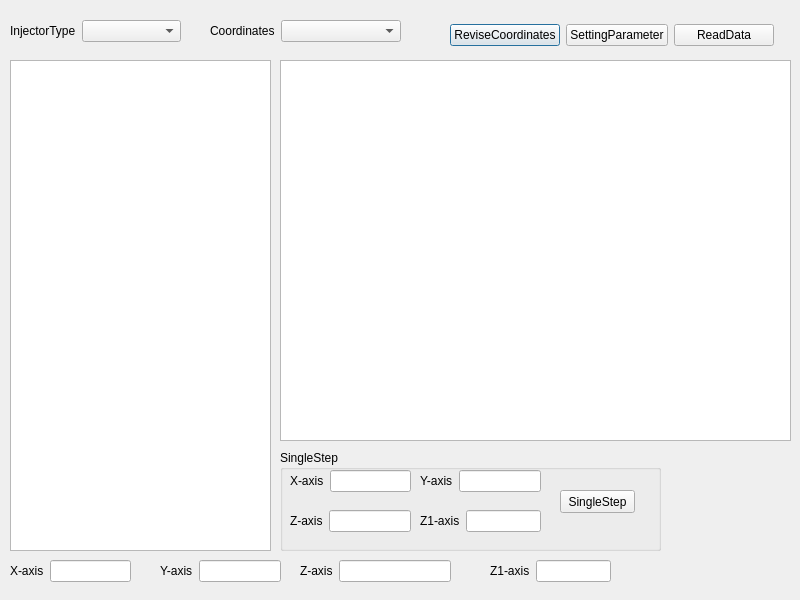
Old version of the form revisedialog.ui in the repository zjw939057120/qt.
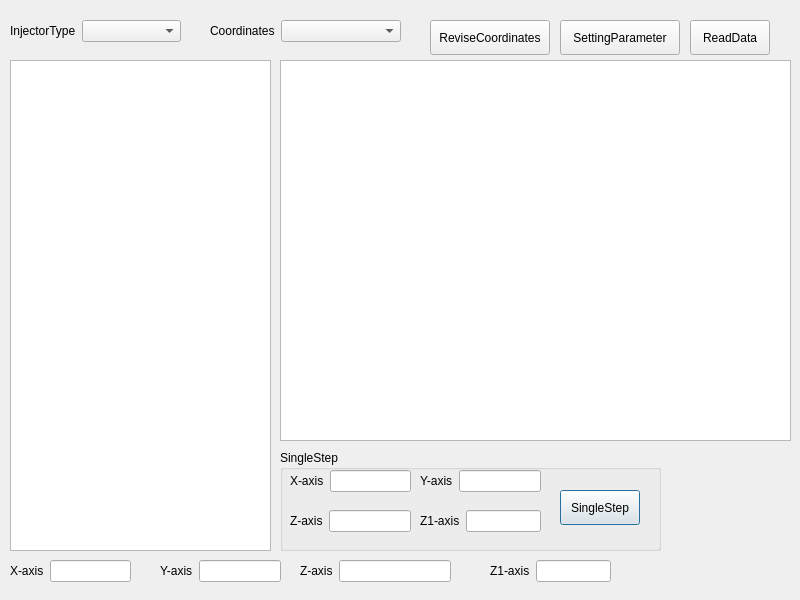
New version of the form.

What changed in the file:
```diff
--- a/revisedialog.ui
+++ b/revisedialog.ui
@@ -57,39 +57,6 @@
     </item>
    </layout>
   </widget>
-  <widget class="QWidget" name="horizontalLayoutWidget">
-   <property name="geometry">
-    <rect>
-     <x>450</x>
-     <y>20</y>
-     <width>324</width>
-     <height>31</height>
-    </rect>
-   </property>
-   <layout class="QHBoxLayout" name="horizontalLayout">
-    <item>
-     <widget class="QPushButton" name="pushButton_ReviseCoordinates">
-      <property name="text">
-       <string>ReviseCoordinates</string>
-      </property>
-     </widget>
-    </item>
-    <item>
-     <widget class="QPushButton" name="pushButton_SettingParameter">
-      <property name="text">
-       <string>SettingParameter</string>
-      </property>
-     </widget>
-    </item>
-    <item>
-     <widget class="QPushButton" name="pushButton_ReadData">
-      <property name="text">
-       <string>ReadData</string>
-      </property>
-     </widget>
-    </item>
-   </layout>
-  </widget>
   <widget class="QTableWidget" name="tableWidget_Parameter">
    <property name="geometry">
     <rect>
@@ -259,8 +226,8 @@
      <rect>
       <x>280</x>
       <y>40</y>
-      <width>75</width>
-      <height>23</height>
+      <width>80</width>
+      <height>35</height>
      </rect>
     </property>
     <property name="text">
@@ -312,6 +279,45 @@
     </layout>
    </widget>
   </widget>
+  <widget class="QPushButton" name="pushButton_ReadData">
+   <property name="geometry">
+    <rect>
+     <x>690</x>
+     <y>20</y>
+     <width>80</width>
+     <height>35</height>
+    </rect>
+   </property>
+   <property name="text">
+    <string>ReadData</string>
+   </property>
+  </widget>
+  <widget class="QPushButton" name="pushButton_SettingParameter">
+   <property name="geometry">
+    <rect>
+     <x>560</x>
+     <y>20</y>
+     <width>120</width>
+     <height>35</height>
+    </rect>
+   </property>
+   <property name="text">
+    <string>SettingParameter</string>
+   </property>
+  </widget>
+  <widget class="QPushButton" name="pushButton_ReviseCoordinates">
+   <property name="geometry">
+    <rect>
+     <x>430</x>
+     <y>20</y>
+     <width>120</width>
+     <height>35</height>
+    </rect>
+   </property>
+   <property name="text">
+    <string>ReviseCoordinates</string>
+   </property>
+  </widget>
  </widget>
  <resources/>
  <connections/>
```
